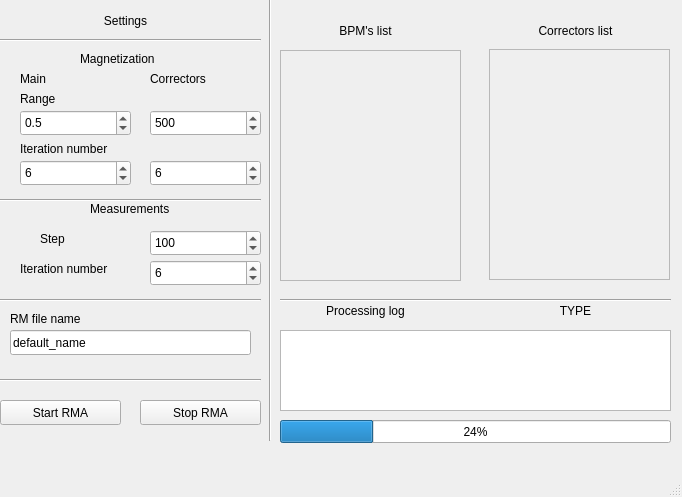
vitaliibalakin/c_orbit, file rma_main_window.ui: the form before one commit.
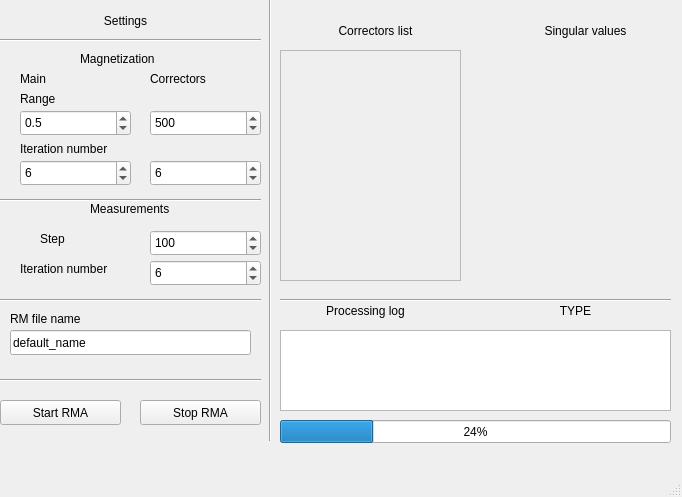
The form after the commit.

Commit message: sv plot added

What changed in the file:
```diff
--- a/rma_main_window.ui
+++ b/rma_main_window.ui
@@ -271,42 +271,10 @@
      <enum>QFrame::Raised</enum>
     </property>
    </widget>
-   <widget class="QFrame" name="frame_2">
-    <property name="geometry">
-     <rect>
-      <x>489</x>
-      <y>49</y>
-      <width>181</width>
-      <height>231</height>
-     </rect>
-    </property>
-    <property name="frameShape">
-     <enum>QFrame::StyledPanel</enum>
-    </property>
-    <property name="frameShadow">
-     <enum>QFrame::Raised</enum>
-    </property>
-   </widget>
-   <widget class="QLabel" name="label_10">
-    <property name="geometry">
-     <rect>
-      <x>280</x>
-      <y>20</y>
-      <width>171</width>
-      <height>21</height>
-     </rect>
-    </property>
-    <property name="text">
-     <string>BPM's list</string>
-    </property>
-    <property name="alignment">
-     <set>Qt::AlignCenter</set>
-    </property>
-   </widget>
    <widget class="QLabel" name="label_11">
     <property name="geometry">
      <rect>
-      <x>490</x>
+      <x>290</x>
       <y>20</y>
       <width>171</width>
       <height>21</height>
@@ -500,6 +468,32 @@
      <double>0.500000000000000</double>
     </property>
    </widget>
+   <widget class="QLabel" name="label_14">
+    <property name="geometry">
+     <rect>
+      <x>500</x>
+      <y>20</y>
+      <width>171</width>
+      <height>21</height>
+     </rect>
+    </property>
+    <property name="text">
+     <string>Singular values</string>
+    </property>
+    <property name="alignment">
+     <set>Qt::AlignCenter</set>
+    </property>
+   </widget>
+   <widget class="QWidget" name="sv_plot" native="true">
+    <property name="geometry">
+     <rect>
+      <x>490</x>
+      <y>50</y>
+      <width>171</width>
+      <height>231</height>
+     </rect>
+    </property>
+   </widget>
   </widget>
   <widget class="QMenuBar" name="menubar">
    <property name="geometry">
```
The commit also changes 1 other file.
